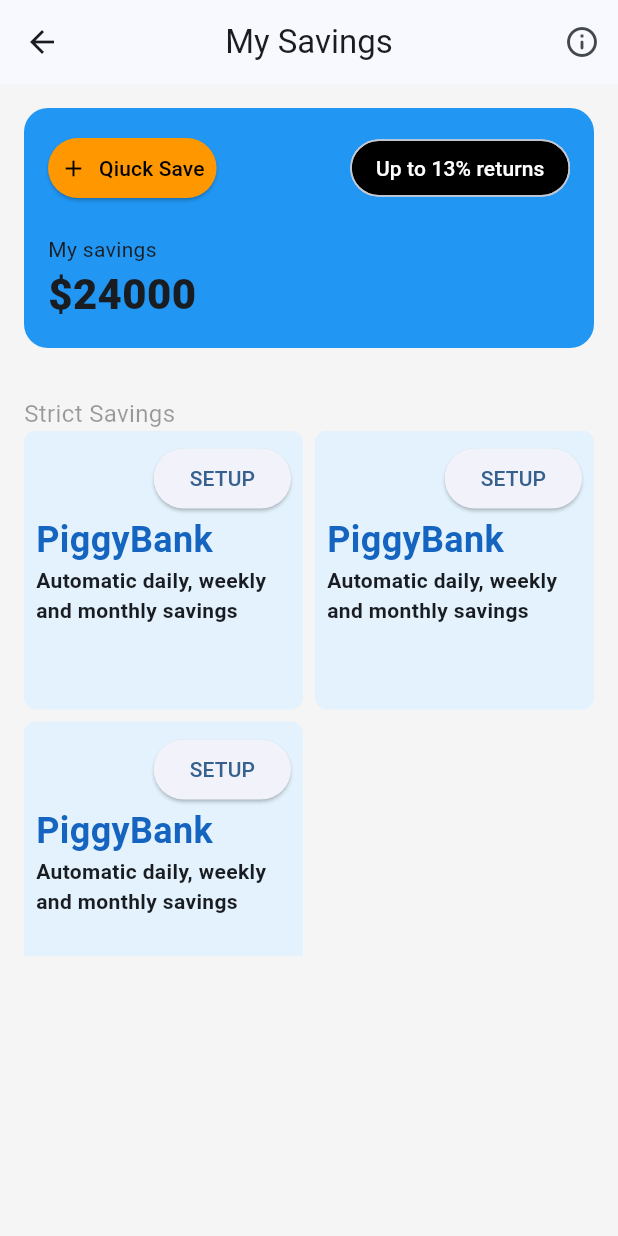
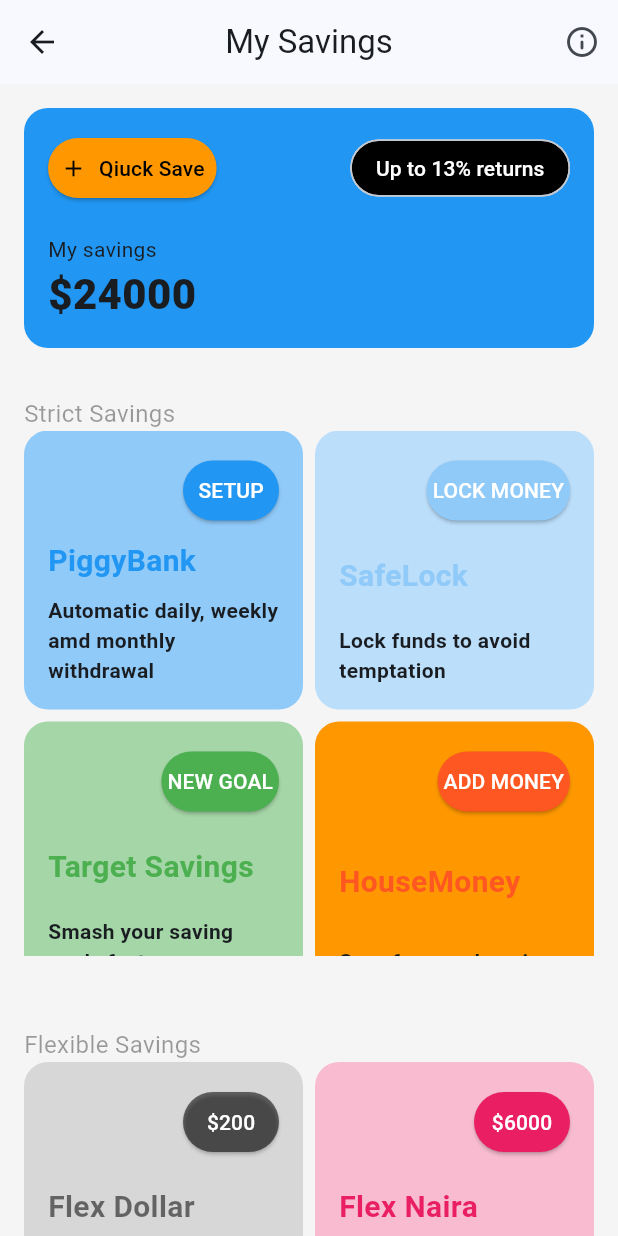
Before and after one commit to Dehbbyk/wtm_savings_app, a Flutter app: the SavingsView screen opened directly, on a phone screen of 412 x 824 dp. Run offline on Flutter 3.47's test engine with Material 3 defaults, Android fonts, the phone set to English and light mode, and no system bars; network calls fail.

Commit message:
Added Flexible savings to the "My Savings UI"

```diff
--- a/lib/features/savings/pages/savings_view.dart
+++ b/lib/features/savings/pages/savings_view.dart
@@ -1,5 +1,6 @@
 import 'package:flutter/material.dart';
 import 'package:wtm_savings_app/features/home/widgets/savings_details_card.dart';
+import 'package:wtm_savings_app/features/savings/widgets/flexible_savings_section.dart';
 import 'package:wtm_savings_app/features/savings/widgets/strict_savings_section.dart';
 
 class SavingsView extends StatelessWidget{
@@ -32,7 +33,8 @@ class SavingsView extends StatelessWidget{
                 shape: StadiumBorder(),
               ),
           ),
-          StrictSavingsSection()
+          StrictSavingsSection(),
+          FlexibleSavingsSection()
         ],
       ),
     );
--- /dev/null
+++ b/lib/features/savings/widgets/flexible_savings_section.dart
@@ -0,0 +1,51 @@
+import 'package:flutter/material.dart';
+import 'package:wtm_savings_app/features/savings/widgets/strict_savings_items.dart';
+
+class FlexibleSavingsSection extends StatelessWidget {
+  const FlexibleSavingsSection({super.key});
+
+  @override
+  Widget build(BuildContext context) {
+    return Container(
+      padding: EdgeInsets.symmetric(vertical: 16),
+      child: Column(
+        crossAxisAlignment: CrossAxisAlignment.start,
+        children: [
+          Text(
+              "Flexible Savings",
+            style: TextStyle(
+              fontSize: 16,
+              color: Colors.black38,
+            ),
+          ),
+          SizedBox(
+            height: 350,
+            child: GridView.count(
+                crossAxisCount: 2,
+              crossAxisSpacing: 8,
+              mainAxisSpacing: 8,
+              shrinkWrap: true,
+              physics: NeverScrollableScrollPhysics(),
+              children: [
+                StrictSavingItem(
+                    TextButton: "\$200",
+                    title: "Flex Dollar",
+                    subtitle: "Save in dollars, earn interests",
+                    color: Colors.black54,
+                    backgroundColor: Colors.black12
+                ),
+                StrictSavingItem(
+                    TextButton: "\$6000",
+                    title: "Flex Naira",
+                    subtitle: "Your emergency funds with interest",
+                    color: Colors.pink,
+                    backgroundColor: Colors.pink.shade100
+                )
+              ],
+            ),
+          )
+        ],
+      ),
+    );
+  }
+}
--- /dev/null
+++ b/lib/features/savings/widgets/strict_savings_items.dart
@@ -0,0 +1,67 @@
+import 'package:flutter/material.dart';
+
+class StrictSavingItem extends StatelessWidget {
+  const StrictSavingItem({
+    super.key,
+    required this.TextButton,
+    required this.title,
+    required this.subtitle,
+    required this.color,
+    required this.backgroundColor,
+  });
+  final String TextButton;
+  final String title;
+  final String subtitle;
+  final Color color;
+  final Color backgroundColor;
+
+  @override
+  Widget build(BuildContext context) {
+    return Container(
+        decoration: BoxDecoration(
+            color: backgroundColor,
+            borderRadius: BorderRadius.circular(16)
+        ),
+        padding: EdgeInsets.all(16),
+        child: Column(
+            crossAxisAlignment: CrossAxisAlignment.start,
+            mainAxisAlignment: MainAxisAlignment.spaceBetween,
+            children: [
+              Row(
+                mainAxisAlignment: MainAxisAlignment.end,
+                children: [
+                  ElevatedButton(
+                      onPressed: (){},
+                      child:Text(TextButton),
+                    style: ElevatedButton.styleFrom(
+                      backgroundColor: color,
+                      foregroundColor: Colors.white,
+                      padding: EdgeInsets.symmetric(horizontal: 4)
+                    ),
+                  ),
+                ],
+              ),
+              Column(
+                crossAxisAlignment: CrossAxisAlignment.start,
+                children: [
+                  Text(
+                    title,
+                    style: TextStyle(
+                        fontSize: 20,
+                        fontWeight: FontWeight.bold,
+                        color: color
+                    ),
+                  ),
+                ],
+              ),
+              Text(
+                subtitle,
+                style: TextStyle(
+                    fontWeight: FontWeight.bold
+                ),
+              ),
+            ]
+        )
+    );
+  }
+}
--- a/lib/features/savings/widgets/strict_savings_section.dart
+++ b/lib/features/savings/widgets/strict_savings_section.dart
@@ -1,5 +1,6 @@
 import 'package:flutter/material.dart';
 import 'package:wtm_savings_app/features/home/widgets/my_todo_secction.dart';
+import 'package:wtm_savings_app/features/savings/widgets/strict_savings_items.dart';
 
 class StrictSavingsSection extends StatelessWidget {
   const StrictSavingsSection({super.key});
@@ -27,9 +28,34 @@ class StrictSavingsSection extends StatelessWidget {
                 crossAxisSpacing: 8,
                 mainAxisSpacing: 8,
                 children: [
-                  StrictSavingItem(),
-                  StrictSavingItem(),
-                  StrictSavingItem(),
+                  StrictSavingItem(
+                    title: "PiggyBank",
+                    subtitle: "Automatic daily, weekly amd monthly withdrawal",
+                    color: Colors.blue,
+                    TextButton: 'SETUP',
+                    backgroundColor: Colors.blue.shade200,
+                  ),
+                  StrictSavingItem(
+                      TextButton: "LOCK MONEY",
+                      title: "SafeLock",
+                      subtitle: "Lock funds to avoid temptation",
+                      color: Colors.blue.shade200,
+                    backgroundColor: Colors.blue.shade100,
+                  ),
+                  StrictSavingItem(
+                      TextButton: "NEW GOAL",
+                      title: "Target Savings",
+                      subtitle: "Smash your saving goals faster",
+                      color: Colors.green,
+                    backgroundColor: Colors.green.shade200,
+                  ),
+                  StrictSavingItem(
+                      TextButton: "ADD MONEY",
+                      title: "HouseMoney",
+                      subtitle: "Save for your housing",
+                      color: Colors.deepOrange,
+                    backgroundColor: Colors.orange,
+                  )
                 ]
               ),
             )
@@ -38,50 +64,3 @@ class StrictSavingsSection extends StatelessWidget {
     );
   }
 }
-
-class StrictSavingItem extends StatelessWidget {
-  const StrictSavingItem({
-    super.key,
-  });
-
-  @override
-  Widget build(BuildContext context) {
-    return Container(
-      height: 110,
-      width: 130,
-      decoration: BoxDecoration(
-        color: Colors.blue.shade50,
-        borderRadius: BorderRadius.circular(8)
-      ),
-      padding: EdgeInsets.all(8),
-      child: Column(
-        crossAxisAlignment: CrossAxisAlignment.start,
-        children: [
-         Row(
-           mainAxisAlignment: MainAxisAlignment.end,
-           children: [
-             ElevatedButton(
-                     onPressed: (){},
-                     child:Text("SETUP")
-                 ),
-           ],
-         ),
-          Text(
-              "PiggyBank",
-            style: TextStyle(
-              fontSize: 24,
-              fontWeight: FontWeight.bold,
-              color: Colors.blue.shade800
-            ),
-          ),
-          Text(
-              "Automatic daily, weekly and monthly savings",
-            style: TextStyle(
-                fontWeight: FontWeight.bold
-            ),
-          ),
-        ]
-      )
-    );
-  }
-}
```
